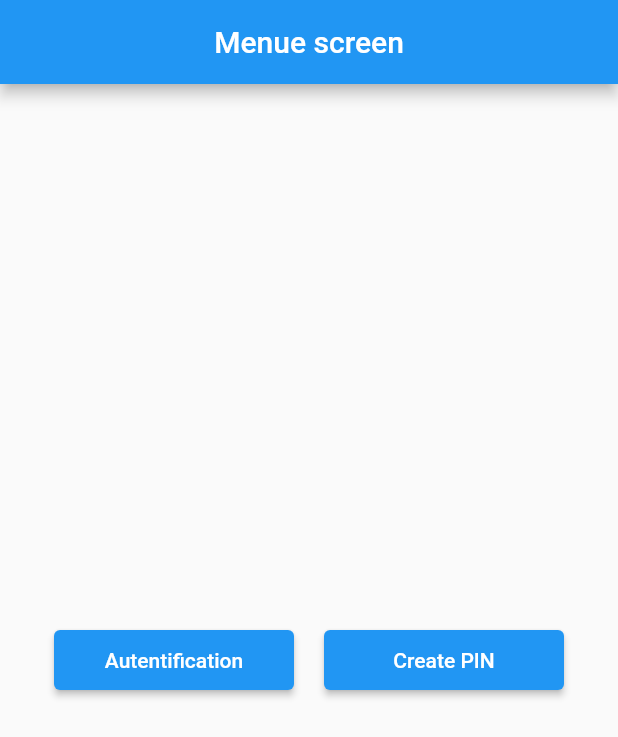
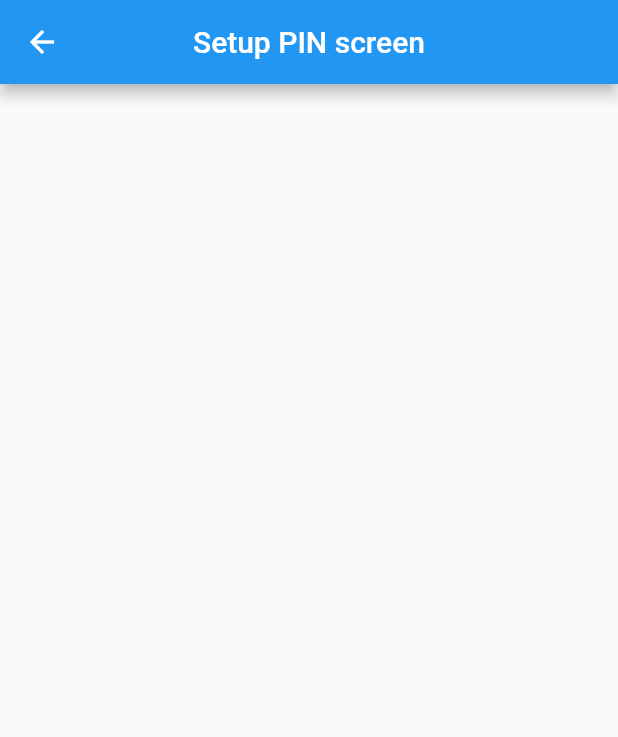
Before and after one commit to miller7777777/testtask20220111, a Flutter app: the screen it shows after launch, after a tap on "Create PIN", on a phone screen of 412 x 824 dp. Shown: the top 737 px of the screen. Run offline on Flutter 3.47's test engine with Material 2 defaults, Android fonts, the phone set to English and light mode, and no system bars.

Commit message:
Сделал маршрутизацию.

```diff
--- a/lib/main.dart
+++ b/lib/main.dart
@@ -1,4 +1,5 @@
 import 'package:flutter/material.dart';
+import 'package:testtask20220111/screens/authScreen.dart';
 
 import 'screens/menuScreen.dart';
 
@@ -17,6 +18,8 @@ class MyApp extends StatelessWidget {
         primarySwatch: Colors.blue,
       ),
       home: MenuScreen(),
+      // home: AuthScreen(),
+      // home: SetupPINScreen(),
     );
   }
 }
--- a/lib/screens/menuScreen.dart
+++ b/lib/screens/menuScreen.dart
@@ -1,4 +1,6 @@
 import 'package:flutter/material.dart';
+import 'package:testtask20220111/screens/authScreen.dart';
+import 'package:testtask20220111/screens/setupPINScreen.dart';
 import 'package:testtask20220111/styles/styles.dart';
 
 class MenuScreen extends StatelessWidget {
@@ -18,6 +20,8 @@ class MenuScreen extends StatelessWidget {
                   style: Styles.ElevatedButtonStyle,
                   onPressed: () {
                     print('Key Auth pressed');
+                    Navigator.push(context,
+                        MaterialPageRoute(builder: (context) => AuthScreen()));
                   },
                   child: Text('Autentification')),
               SizedBox(
@@ -27,6 +31,10 @@ class MenuScreen extends StatelessWidget {
                   style: Styles.ElevatedButtonStyle,
                   onPressed: () {
                     print('Key Create PIN pressed');
+                    Navigator.push(
+                        context,
+                        MaterialPageRoute(
+                            builder: (context) => SetupPINScreen()));
                   },
                   child: Text('Create PIN')),
             ],
--- a/lib/screens/setupPINScreen.dart
+++ b/lib/screens/setupPINScreen.dart
@@ -1 +1,19 @@
 import 'package:flutter/material.dart';
+
+class SetupPINScreen extends StatefulWidget {
+  @override
+  _SetupPINScreenState createState() => _SetupPINScreenState();
+}
+
+class _SetupPINScreenState extends State<SetupPINScreen> {
+  @override
+  Widget build(BuildContext context) {
+    return Scaffold(
+      appBar: AppBar(
+        centerTitle: true,
+        title: Text('Setup PIN screen'),
+      ),
+      body: Container(),
+    );
+  }
+}
```
Also changed, not shown: lib/screens/authScreen.dart (+18 -0 lines).
